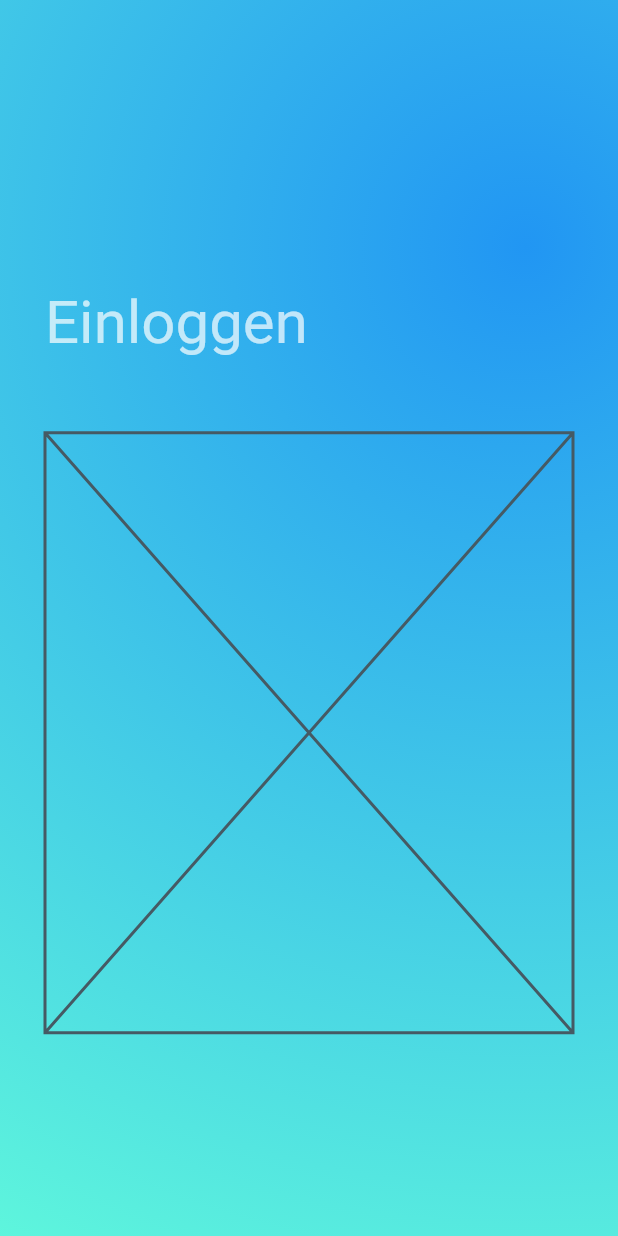
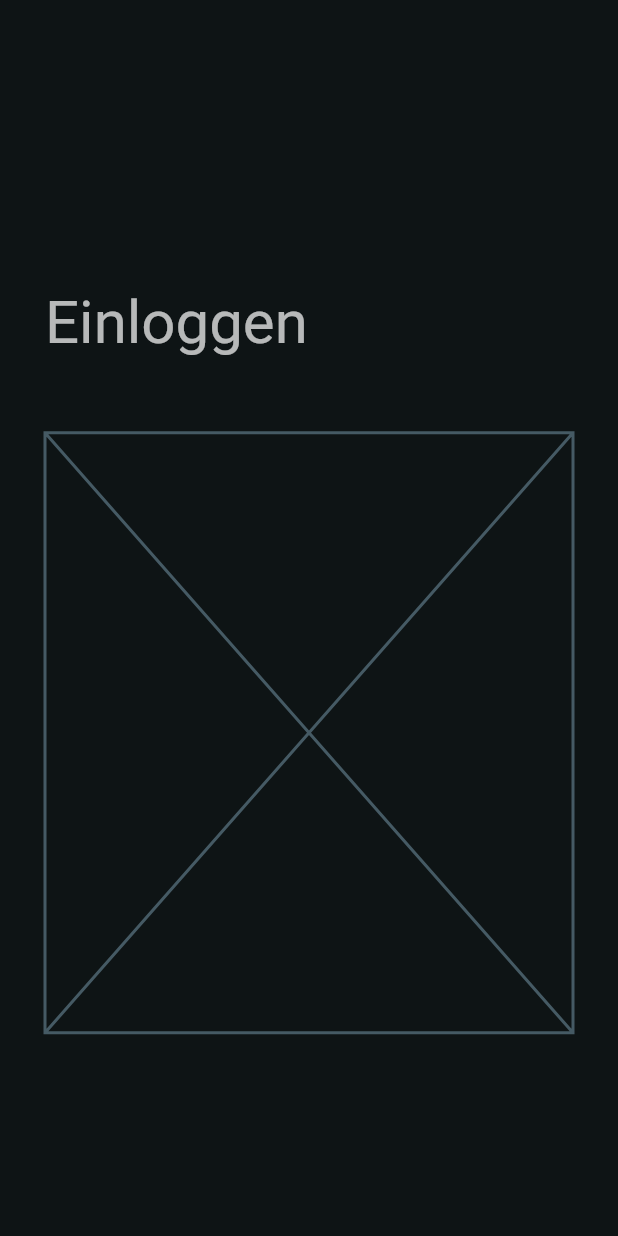
Before and after one commit to Totemi1324/viscon_hackathon_app, a Flutter app: the screen it shows after launch, on a phone screen of 412 x 824 dp. Run offline on Flutter 3.47's test engine with Material 2 defaults, Android fonts, the phone set to English and light mode, and no system bars; our stand-ins replace flutter_bloc, page_transition; missing offline and left inert: flutter_gen.

Commit message:
Automate theme generation from seed

```diff
--- a/lib/bloc/theme_service.dart
+++ b/lib/bloc/theme_service.dart
@@ -6,10 +6,18 @@ class ThemeService extends Cubit<ThemeData> {
   static final _darkTheme = ThemeData(
     brightness: Brightness.dark,
     fontFamily: FontFamily.raleway,
+    colorScheme: ColorScheme.fromSeed(
+      seedColor: const Color.fromRGBO(2, 104, 115, 1.0),
+      brightness: Brightness.dark,
+    ),
   );
   static final _lightTheme = ThemeData(
     brightness: Brightness.light,
     fontFamily: FontFamily.raleway,
+    colorScheme: ColorScheme.fromSeed(
+      seedColor: const Color.fromRGBO(2, 104, 115, 1.0),
+      brightness: Brightness.light,
+    ),
   );
 
   ThemeService() : super(_darkTheme);
--- a/lib/screens/base/flat.dart
+++ b/lib/screens/base/flat.dart
@@ -7,21 +7,9 @@ class Flat extends StatelessWidget {
 
   @override
   Widget build(BuildContext context) {
-    return Container(
-      decoration: BoxDecoration(
-        gradient: RadialGradient(
-          center: const Alignment(0.7, -0.6),
-          radius: 2,
-          colors: [
-            Theme.of(context).colorScheme.primaryContainer,
-            Theme.of(context).colorScheme.secondaryContainer,
-          ],
-          stops: const [0.0, 1.0],
-        ),
-      ),
-      child: Scaffold(
+    return Scaffold(
       extendBodyBehindAppBar: true,
-        backgroundColor: Colors.transparent,
+      backgroundColor: Theme.of(context).colorScheme.surface,
       appBar: AppBar(
         backgroundColor: Colors.transparent,
         elevation: 0,
@@ -32,7 +20,6 @@ class Flat extends StatelessWidget {
           child: body,
         ),
       ),
-      ),
     );
   }
 }
```
Lines whose indentation alone changed are shown as unchanged.
